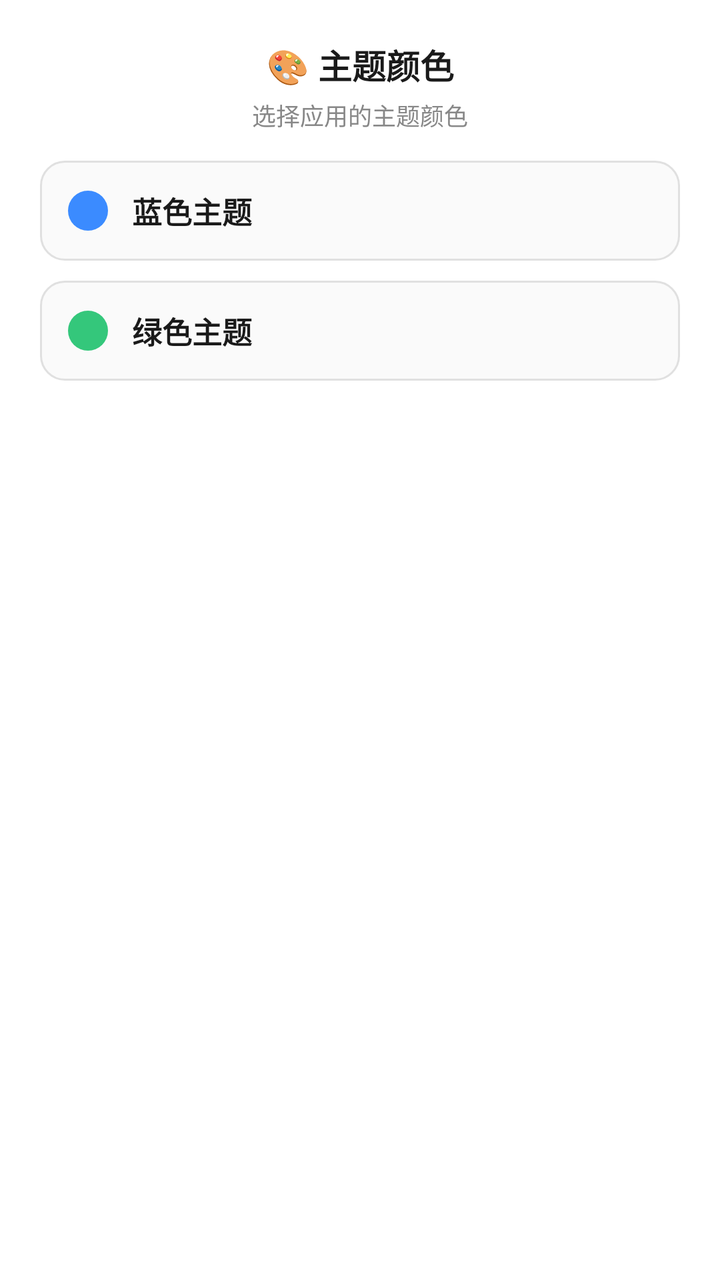
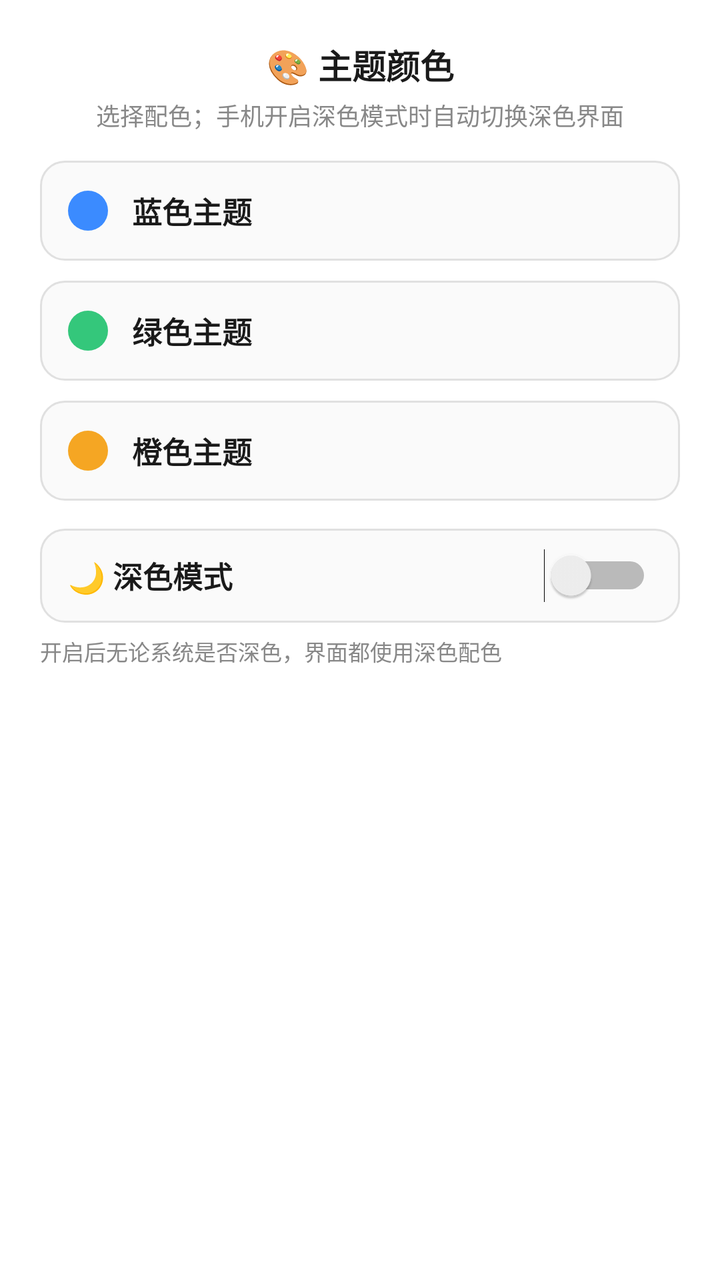

The first picture is an Android layout as it rendered before a commit; the second is the same layout after the commit. The layout source and the unified diff follow.
<!-- AndroidManifest.xml: application theme Theme.SignApp -->
<!-- res/layout/dialog_theme.xml -->
<?xml version="1.0" encoding="utf-8"?>
<LinearLayout xmlns:android="http://schemas.android.com/apk/res/android"
    android:layout_width="match_parent"
    android:layout_height="wrap_content"
    android:orientation="vertical"
    android:padding="20dp">

    <TextView
        android:layout_width="match_parent"
        android:layout_height="wrap_content"
        android:gravity="center"
        android:text="🎨 主题颜色"
        android:textColor="@color/text_primary"
        android:textSize="17sp"
        android:textStyle="bold" />

    <TextView
        android:layout_width="match_parent"
        android:layout_height="wrap_content"
        android:layout_marginTop="4dp"
        android:gravity="center"
        android:text="选择应用的主题颜色"
        android:textColor="@color/gray"
        android:textSize="12sp" />

    
    <LinearLayout
        android:id="@+id/btnThemeBlue"
        android:layout_width="match_parent"
        android:layout_height="wrap_content"
        android:layout_marginTop="14dp"
        android:orientation="horizontal"
        android:gravity="center_vertical"
        android:background="@drawable/bg_card"
        android:padding="14dp">

        <View
            android:layout_width="20dp"
            android:layout_height="20dp"
            android:background="@drawable/bg_dot_blue" />

        <TextView
            android:layout_width="0dp"
            android:layout_height="wrap_content"
            android:layout_weight="1"
            android:layout_marginStart="12dp"
            android:text="蓝色主题"
            android:textColor="@color/text_primary"
            android:textSize="15sp"
            android:textStyle="bold" />

        <TextView
            android:id="@+id/checkBlue"
            android:layout_width="wrap_content"
            android:layout_height="wrap_content"
            android:text="✓"
            android:textColor="@color/primary"
            android:textSize="18sp"
            android:textStyle="bold"
            android:visibility="gone" />
    </LinearLayout>

    
    <LinearLayout
        android:id="@+id/btnThemeGreen"
        android:layout_width="match_parent"
        android:layout_height="wrap_content"
        android:layout_marginTop="10dp"
        android:orientation="horizontal"
        android:gravity="center_vertical"
        android:background="@drawable/bg_card"
        android:padding="14dp">

        <View
            android:layout_width="20dp"
            android:layout_height="20dp"
            android:background="@drawable/bg_dot_green" />

        <TextView
            android:layout_width="0dp"
            android:layout_height="wrap_content"
            android:layout_weight="1"
            android:layout_marginStart="12dp"
            android:text="绿色主题"
            android:textColor="@color/text_primary"
            android:textSize="15sp"
            android:textStyle="bold" />

        <TextView
            android:id="@+id/checkGreen"
            android:layout_width="wrap_content"
            android:layout_height="wrap_content"
            android:text="✓"
            android:textColor="@color/primary"
            android:textSize="18sp"
            android:textStyle="bold"
            android:visibility="gone" />
    </LinearLayout>
</LinearLayout>
<!-- resources referenced by this layout -->
<resources>
  <color name="gray">#888888</color>
  <color name="primary">#1677FF</color>
  <color name="text_primary">#1A1A1A</color>
  <!-- drawable bg_card (drawable) -->
  <?xml version="1.0" encoding="utf-8"?>
  <shape xmlns:android="http://schemas.android.com/apk/res/android">
      <solid android:color="@color/card_bg" />
      <corners android:radius="12dp" />
      <stroke android:width="1dp" android:color="@color/divider" />
  </shape>
  <!-- drawable bg_dot_blue (drawable) -->
  <?xml version="1.0" encoding="utf-8"?>
  <shape xmlns:android="http://schemas.android.com/apk/res/android"
      android:shape="oval">
      <solid android:color="#3B8BFF" />
  </shape>
  <!-- drawable bg_dot_green (drawable) -->
  <?xml version="1.0" encoding="utf-8"?>
  <shape xmlns:android="http://schemas.android.com/apk/res/android"
      android:shape="oval">
      <solid android:color="#34C77B" />
  </shape>
  <style name="Theme.SignApp" parent="Theme.MaterialComponents.DayNight.NoActionBar">
          <item name="colorPrimary">@color/primary</item>
          <item name="colorPrimaryVariant">@color/primary_dark</item>
          <item name="colorOnPrimary">@color/white</item>
          <item name="android:statusBarColor">@color/gradient_start</item>
          <item name="android:windowBackground">@color/white</item>
      </style>
  <color name="card_bg">#FAFAFA</color>
  <color name="divider">#E0E0E0</color>
  <color name="primary_dark">#0E5FCC</color>
  <color name="white">#FFFFFF</color>
  <color name="gradient_start">#3B8BFF</color>
</resources>

<!-- the commit's change to res/layout/dialog_theme.xml (unified diff, before → after) -->
@@ -19,7 +19,7 @@
         android:layout_height="wrap_content"
         android:layout_marginTop="4dp"
         android:gravity="center"
-        android:text="选择应用的主题颜色"
+        android:text="选择配色；手机开启深色模式时自动切换深色界面"
         android:textColor="@color/gray"
         android:textSize="12sp" />
 
@@ -33,12 +33,10 @@
         android:gravity="center_vertical"
         android:background="@drawable/bg_card"
         android:padding="14dp">
-
         <View
             android:layout_width="20dp"
             android:layout_height="20dp"
             android:background="@drawable/bg_dot_blue" />
-
         <TextView
             android:layout_width="0dp"
             android:layout_height="wrap_content"
@@ -48,7 +46,6 @@
             android:textColor="@color/text_primary"
             android:textSize="15sp"
             android:textStyle="bold" />
-
         <TextView
             android:id="@+id/checkBlue"
             android:layout_width="wrap_content"
@@ -70,12 +67,10 @@
         android:gravity="center_vertical"
         android:background="@drawable/bg_card"
         android:padding="14dp">
-
         <View
             android:layout_width="20dp"
             android:layout_height="20dp"
             android:background="@drawable/bg_dot_green" />
-
         <TextView
             android:layout_width="0dp"
             android:layout_height="wrap_content"
@@ -85,7 +80,6 @@
             android:textColor="@color/text_primary"
             android:textSize="15sp"
             android:textStyle="bold" />
-
         <TextView
             android:id="@+id/checkGreen"
             android:layout_width="wrap_content"
@@ -96,4 +90,74 @@
             android:textStyle="bold"
             android:visibility="gone" />
     </LinearLayout>
+
+    
+    <LinearLayout
+        android:id="@+id/btnThemeOrange"
+        android:layout_width="match_parent"
+        android:layout_height="wrap_content"
+        android:layout_marginTop="10dp"
+        android:orientation="horizontal"
+        android:gravity="center_vertical"
+        android:background="@drawable/bg_card"
+        android:padding="14dp">
+        <View
+            android:layout_width="20dp"
+            android:layout_height="20dp"
+            android:background="@drawable/bg_dot_orange" />
+        <TextView
+            android:layout_width="0dp"
+            android:layout_height="wrap_content"
+            android:layout_weight="1"
+            android:layout_marginStart="12dp"
+            android:text="橙色主题"
+            android:textColor="@color/text_primary"
+            android:textSize="15sp"
+            android:textStyle="bold" />
+        <TextView
+            android:id="@+id/checkOrange"
+            android:layout_width="wrap_content"
+            android:layout_height="wrap_content"
+            android:text="✓"
+            android:textColor="@color/primary"
+            android:textSize="18sp"
+            android:textStyle="bold"
+            android:visibility="gone" />
+    </LinearLayout>
+
+    
+    <LinearLayout
+        android:layout_width="match_parent"
+        android:layout_height="wrap_content"
+        android:layout_marginTop="14dp"
+        android:orientation="horizontal"
+        android:gravity="center_vertical"
+        android:background="@drawable/bg_card"
+        android:paddingLeft="14dp"
+        android:paddingRight="14dp"
+        android:paddingTop="10dp"
+        android:paddingBottom="10dp">
+
+        <TextView
+            android:layout_width="0dp"
+            android:layout_height="wrap_content"
+            android:layout_weight="1"
+            android:text="🌙 深色模式"
+            android:textColor="@color/text_primary"
+            android:textSize="15sp"
+            android:textStyle="bold" />
+
+        <Switch
+            android:id="@+id/switchForceDark"
+            android:layout_width="wrap_content"
+            android:layout_height="wrap_content" />
+    </LinearLayout>
+
+    <TextView
+        android:layout_width="match_parent"
+        android:layout_height="wrap_content"
+        android:layout_marginTop="6dp"
+        android:text="开启后无论系统是否深色，界面都使用深色配色"
+        android:textColor="@color/gray"
+        android:textSize="11sp" />
 </LinearLayout>
<!-- resource entries referenced after the edit -->
@@ -22,6 +22,12 @@
       android:shape="oval">
       <solid android:color="#34C77B" />
   </shape>
+  <!-- drawable bg_dot_orange (drawable) -->
+  <?xml version="1.0" encoding="utf-8"?>
+  <shape xmlns:android="http://schemas.android.com/apk/res/android"
+      android:shape="oval">
+      <solid android:color="#F5A623" />
+  </shape>
   <style name="Theme.SignApp" parent="Theme.MaterialComponents.DayNight.NoActionBar">
           <item name="colorPrimary">@color/primary</item>
           <item name="colorPrimaryVariant">@color/primary_dark</item>
